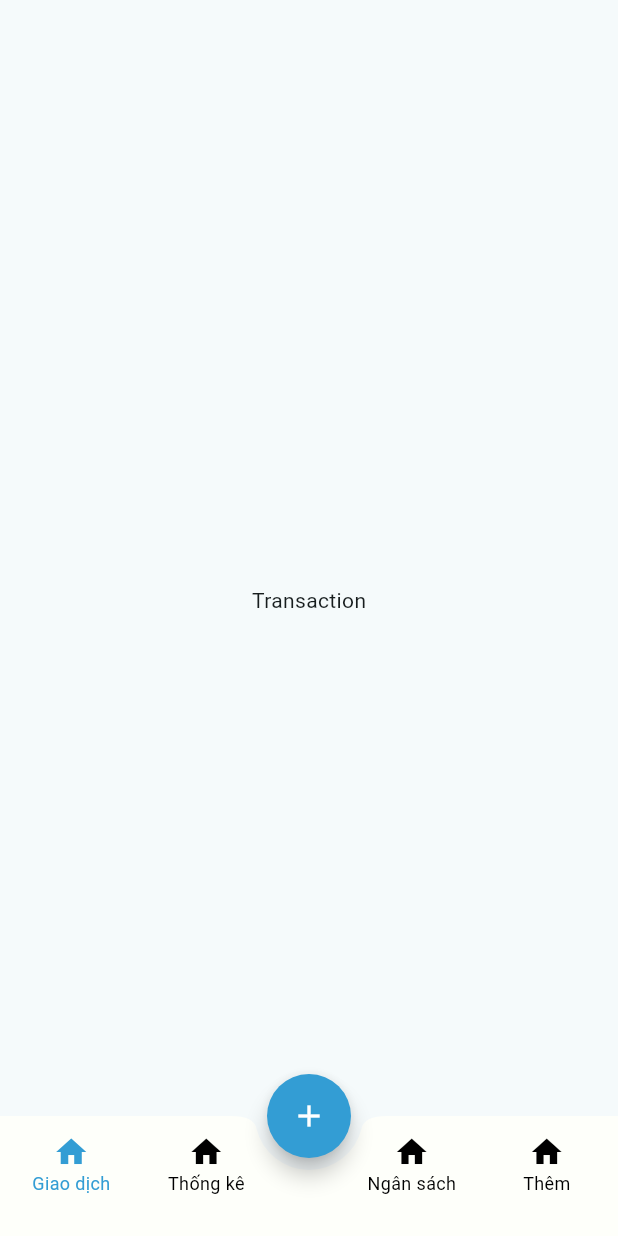
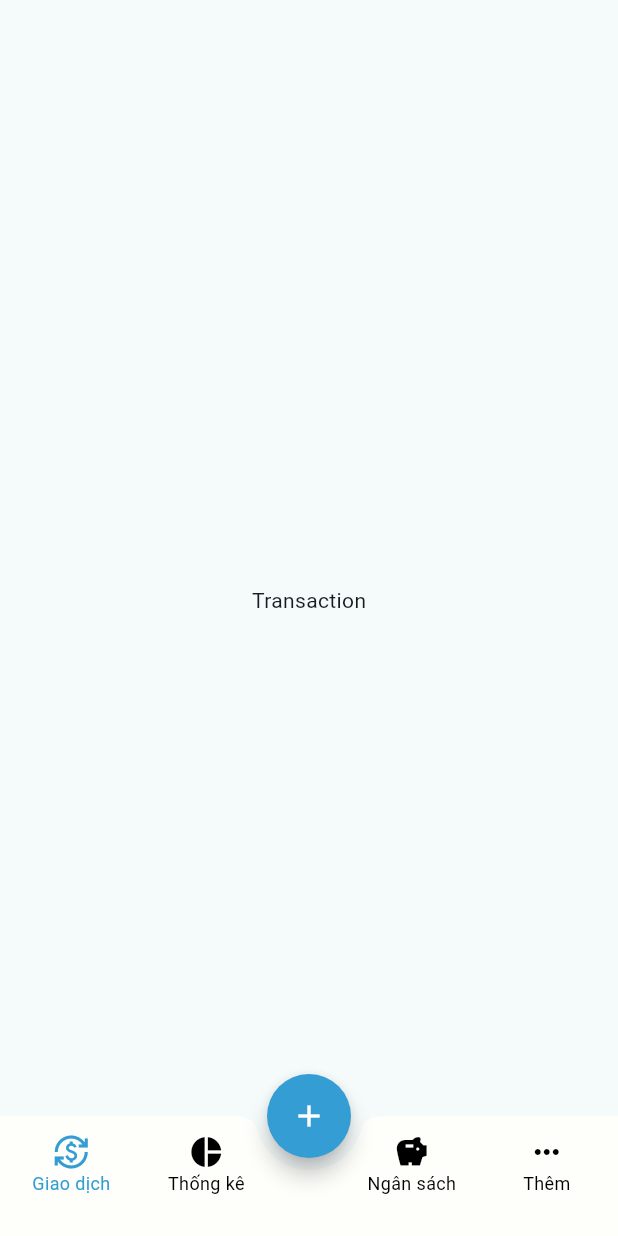
Before and after one commit to zont09/PersonalExpenseManagement, a Flutter app: the screen it shows after launch, on a phone screen of 412 x 824 dp. Run offline on Flutter 3.47's test engine with Material 3 defaults, Android fonts, the phone set to English and light mode, and no system bars.

Commit message:
Add icon to bottom navigation

```diff
--- a/lib/main.dart
+++ b/lib/main.dart
@@ -95,7 +95,7 @@
                   width: 63,
                   child: Column(
                     children: [
-                      Icon(Icons.home, color: _selectedIndex == 0 ? AppColors.XanhDuong : Colors.black,),
+                      Icon(Icons.currency_exchange, color: _selectedIndex == 0 ? AppColors.XanhDuong : Colors.black,),
                       Text("Giao dịch", style: TextStyle(
                         color: _selectedIndex == 0 ? AppColors.XanhDuong : Colors.black,
                         fontSize: 12),)
@@ -113,7 +113,7 @@
                   width: 63,
                   child: Column(
                     children: [
-                      Icon(Icons.home, color: _selectedIndex == 1 ? AppColors.XanhDuong : Colors.black,),
+                      Icon(Icons.pie_chart, color: _selectedIndex == 1 ? AppColors.XanhDuong : Colors.black,),
                       Text("Thống kê", style: TextStyle(
                         color: _selectedIndex == 1 ? AppColors.XanhDuong : Colors.black, fontSize: 12),)
                     ],
@@ -131,7 +131,7 @@
                   width: 63,
                   child: Column(
                     children: [
-                      Icon(Icons.home, color: _selectedIndex == 2 ? AppColors.XanhDuong : Colors.black,),
+                      Icon(Icons.savings, color: _selectedIndex == 2 ? AppColors.XanhDuong : Colors.black,),
                       Text("Ngân sách", style: TextStyle(color: _selectedIndex == 2 ? AppColors.XanhDuong : Colors.black,
                           fontSize: 12),)
                     ],
@@ -147,7 +147,7 @@
                   width: 63,
                   child: Column(
                     children: [
-                      Icon(Icons.home, color: _selectedIndex == 3 ? AppColors.XanhDuong : Colors.black,),
+                      Icon(Icons.more_horiz, color: _selectedIndex == 3 ? AppColors.XanhDuong : Colors.black,),
                       Text("Thêm", style: TextStyle(color: _selectedIndex == 3 ? AppColors.XanhDuong : Colors.black,
                           fontSize: 12),)
                     ],
```
